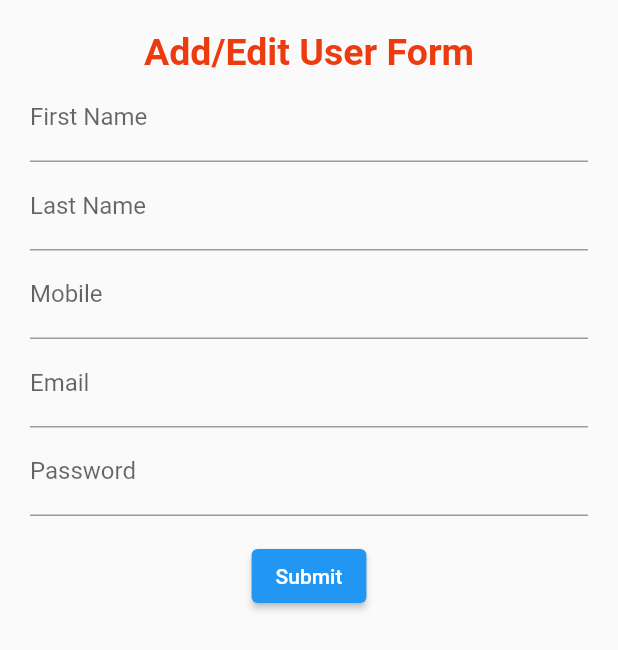
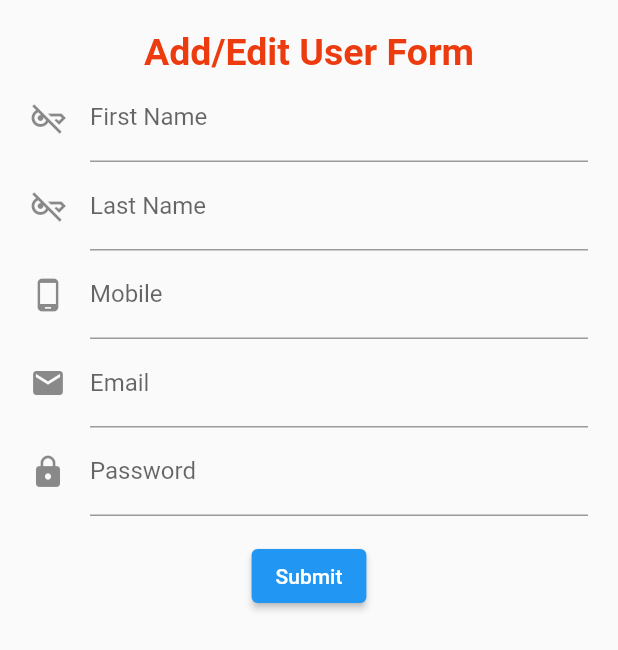
Before and after one commit to cram6138/flutter-app, a Flutter app: the EditUser screen opened directly, on a phone screen of 412 x 824 dp. Shown: the top 650 px of the screen. Run offline on Flutter 3.47's test engine with Material 2 defaults, Android fonts, the phone set to English and light mode, and no system bars; our stand-ins replace carousel_slider.

```diff
--- /dev/null
+++ b/flutter_application_1/lib/model/user.dart
@@ -0,0 +1,29 @@
+class User {
+  String? firstName;
+  String? lastName;
+  String? mobile;
+  String? email;
+  String? password;
+
+  // User(
+  //     {required this.firstName,
+  //     required this.lastName,
+  //     required this.email,
+  //     required this.mobile,
+  //     required this.password});
+
+  // factory User.fromJson(Map<String, dynamic> json) {
+  //   return User(
+  //     firstName: json['firstName'],
+  //     lastName: json['LastName'],
+  //     mobile: json['mobile'],
+  //     email: json['email'],
+  //     password: json['password'],
+  //   );
+  // }
+
+  @override
+  String toString() {
+    return "(FirstName : $firstName , LastName : $lastName, Mobile : $mobile, Email : $email)";
+  }
+}
--- a/flutter_application_1/lib/screen/editUser.dart
+++ b/flutter_application_1/lib/screen/editUser.dart
@@ -2,6 +2,7 @@ import 'dart:ui';
 
 import 'package:flutter/cupertino.dart';
 import 'package:flutter/material.dart';
+import 'package:flutter_application_1/model/user.dart';
 
 class EditUser extends StatefulWidget {
   @override
@@ -11,6 +12,7 @@ class EditUser extends StatefulWidget {
 class _EditUserState extends State<EditUser> {
   final _formKey = GlobalKey<FormState>();
   String value = "Delhi";
+  User user = User();
   @override
   Widget build(BuildContext context) {
     return Scaffold(
@@ -45,20 +47,28 @@ class _EditUserState extends State<EditUser> {
                         color: Color.fromARGB(255, 236, 59, 15)),
                   ),
                   TextFormField(
-                    decoration: const InputDecoration(labelText: "First Name"),
+                    decoration: const InputDecoration(
+                        labelText: "First Name",
+                        icon: Icon(Icons.key_off_outlined)),
+                    textCapitalization: TextCapitalization.sentences,
                     validator: (value) {
                       if (value == null || value.isEmpty) {
                         return 'First name should not be empty';
                       }
+                      user.firstName = value;
                       return null;
                     },
                   ),
                   TextFormField(
-                    decoration: const InputDecoration(labelText: "Last Name"),
+                    textCapitalization: TextCapitalization.sentences,
+                    decoration: const InputDecoration(
+                        labelText: "Last Name",
+                        icon: Icon(Icons.key_off_outlined)),
                     validator: (value) {
                       if (value == null || value.isEmpty) {
                         return 'Last name should not be empty';
                       }
+                      user.lastName = value;
                       return null;
                     },
                   ),
@@ -78,29 +88,35 @@ class _EditUserState extends State<EditUser> {
                   // ),
 
                   TextFormField(
-                    decoration: const InputDecoration(labelText: "Mobile"),
+                    decoration: const InputDecoration(
+                        labelText: "Mobile", icon: Icon(Icons.phone_android)),
                     validator: (value) {
                       if (value == null || value.isEmpty) {
                         return 'Mobile should not be empty';
                       }
+                      user.mobile = value;
                       return null;
                     },
                   ),
                   TextFormField(
-                    decoration: const InputDecoration(labelText: "Email"),
+                    decoration: const InputDecoration(
+                        labelText: "Email", icon: Icon(Icons.email)),
                     validator: (value) {
                       if (value == null || value.isEmpty) {
                         return 'Email should not be empty';
                       }
+                      user.email = value;
                       return null;
                     },
                   ),
                   TextFormField(
-                    decoration: const InputDecoration(labelText: "Password"),
+                    decoration: const InputDecoration(
+                        labelText: "Password", icon: Icon(Icons.lock)),
                     validator: (value) {
                       if (value == null || value.isEmpty) {
                         return 'Password should not be empty';
                       }
+                      user.password = value;
                       return null;
                     },
                   ),
@@ -112,6 +128,7 @@ class _EditUserState extends State<EditUser> {
                         if (_formKey.currentState!.validate()) {
                           // If the form is valid, display a snackbar. In the real world,
                           // you'd often call a server or save the information in a database.
+                          print(user.toString());
                           ScaffoldMessenger.of(context).showSnackBar(
                             const SnackBar(content: Text('Processing Data')),
                           );
--- a/flutter_application_1/lib/screen/institutions.dart
+++ b/flutter_application_1/lib/screen/institutions.dart
@@ -11,7 +11,7 @@ class _InstitutionsState extends State<Institutions> {
     return Scaffold(
       appBar: AppBar(
         title: const Text("Institutions"),
-        backgroundColor: Colors.green,
+        backgroundColor: const Color.fromARGB(255, 15, 68, 112),
       ),
       body: const Center(
         child: Text("Institutions Page"),
--- a/flutter_application_1/lib/screen/message.dart
+++ b/flutter_application_1/lib/screen/message.dart
@@ -11,7 +11,7 @@ class _MessageState extends State<Message> {
     return Scaffold(
       appBar: AppBar(
         title: const Text("Message"),
-        backgroundColor: Colors.green,
+        backgroundColor: const Color.fromARGB(255, 15, 68, 112),
       ),
       body: const Center(
         child: Text("Message Page"),
--- a/flutter_application_1/lib/screen/reports.dart
+++ b/flutter_application_1/lib/screen/reports.dart
@@ -11,7 +11,7 @@ class _ReportsState extends State<Reports> {
     return Scaffold(
       appBar: AppBar(
         title: const Text("Reports"),
-        backgroundColor: Colors.green,
+        backgroundColor: const Color.fromARGB(255, 15, 68, 112),
       ),
       body: const Center(
         child: Text("Reports Page"),
--- a/flutter_application_1/lib/screen/settings.dart
+++ b/flutter_application_1/lib/screen/settings.dart
@@ -11,7 +11,7 @@ class _SettingsState extends State<Settings> {
     return Scaffold(
       appBar: AppBar(
         title: const Text("Settings"),
-        backgroundColor: Colors.green,
+        backgroundColor: const Color.fromARGB(255, 15, 68, 112),
       ),
       body: const Center(
         child: Text("Settings Page"),
--- a/flutter_application_1/pubspec.yaml
+++ b/flutter_application_1/pubspec.yaml
@@ -27,6 +27,7 @@ environment:
 # the latest version available on pub.dev. To see which dependencies have newer
 # versions available, run `flutter pub outdated`.
 dependencies:
+  http: ^0.13.4
   flutter:
     sdk: flutter
 
```
Also changed, not shown: flutter_application_1/lib/model/tableModel.dart (added, +22 -0 lines), flutter_application_1/lib/model/userList.dart (added, +20 -0 lines), flutter_application_1/lib/screen/userList.dart (+144 -103 lines), flutter_application_1/lib/service/userService.dart (added, +29 -0 lines), flutter_application_1/pubspec.lock.
